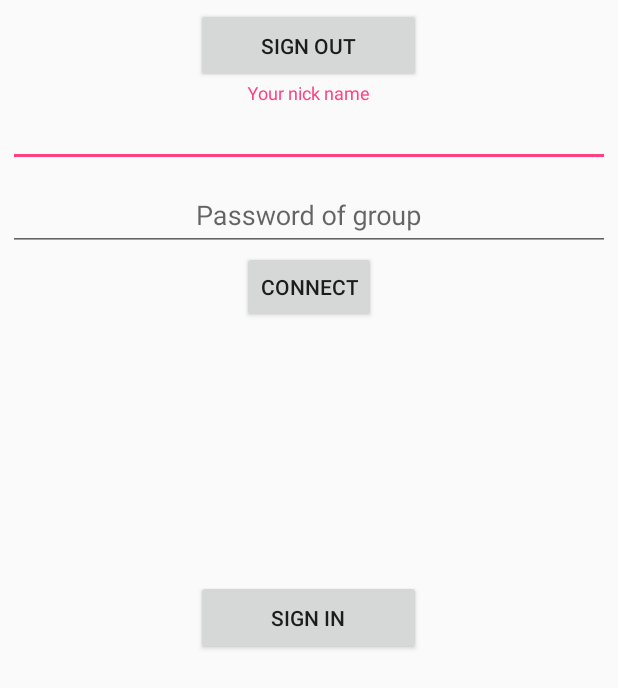
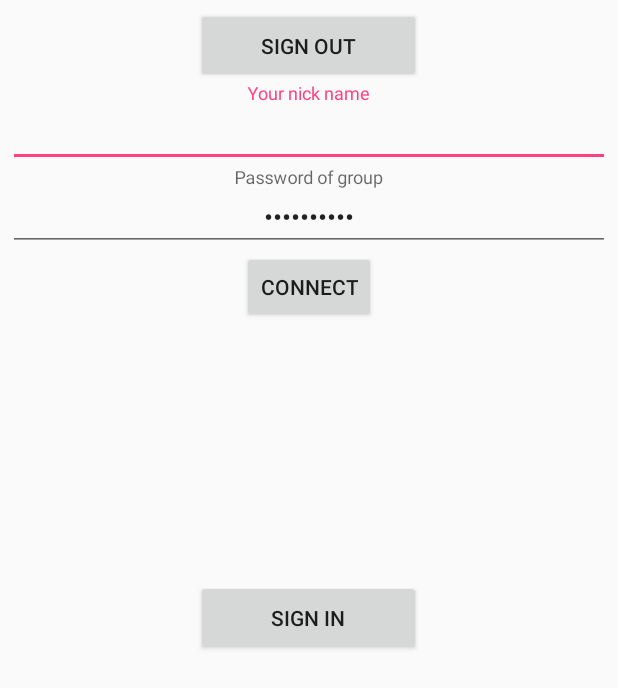
Before and after one commit to zhdanov-ek/teamWar, an Android app: the layout activity_auth.xml on its own in the app's theme, with its tools: preview values and no code run, on a phone screen of 412 x 824 dp. Shown: the top 688 px of the screen. Run offline under Robolectric (Android 15) with nearby library versions, the phone set to English and light mode, and no system bars.

Commit message:
add string resources, fix layout auth

```diff
--- a/app/src/main/res/layout/activity_auth.xml
+++ b/app/src/main/res/layout/activity_auth.xml
@@ -12,7 +12,7 @@
         android:layout_centerHorizontal="true"
         android:layout_centerVertical="true"
         android:layout_gravity="center"
-        android:text="Sign in" />
+        android:text="@string/action_sign_in" />
 
     <ProgressBar
         android:id="@+id/progressBar"
@@ -44,13 +44,13 @@
                     android:id="@+id/btnSignOut"
                     android:layout_width="150dp"
                     android:layout_height="50dp"
-                    android:text="Sign out" />
+                    android:text="@string/action_sign_out" />
 
                 <Button
                     android:id="@+id/btnStopService"
                     android:layout_width="150dp"
                     android:layout_height="50dp"
-                    android:text="Stop service"
+                    android:text="@string/action_disconnect"
                     android:visibility="gone"/>
 
             </LinearLayout>
@@ -65,8 +65,9 @@
                     android:layout_width="match_parent"
                     android:layout_height="wrap_content"
                     android:gravity="center"
-                    android:hint="Your nick name"
-                    android:lines="1" />
+                    android:hint="@string/hint_name"
+                    android:lines="1"
+                    android:maxLength="10"/>
             </android.support.design.widget.TextInputLayout>
 
 
@@ -79,7 +80,9 @@
                     android:layout_width="match_parent"
                     android:layout_height="wrap_content"
                     android:gravity="center"
-                    android:hint="Password of group"
+                    android:hint="@string/hint_pass"
+                    android:inputType="textPassword"
+                    tools:text="mypassword"
                     android:lines="1"
                     android:maxLength="10" />
             </android.support.design.widget.TextInputLayout>
@@ -89,8 +92,7 @@
                 android:layout_width="wrap_content"
                 android:layout_height="wrap_content"
                 android:layout_gravity="center_horizontal"
-                android:text="Connect" />
-
+                android:text="@string/action_connect" />
 
         </LinearLayout>
     </ScrollView>
--- a/app/src/main/res/values/strings.xml
+++ b/app/src/main/res/values/strings.xml
@@ -7,6 +7,15 @@
 
     <string name="permission_location_not_granded">No permissions for use locales</string>
 
+    <string name="action_connect">Connect</string>
+    <string name="action_to_map">To map</string>
+    <string name="action_sign_in">Sign in</string>
+    <string name="action_sign_out">Sign out</string>
+    <string name="action_disconnect">Disconnect</string>
     <string name="action_settings">Settings</string>
+
+    <string name="hint_name">Your nick name</string>
+    <string name="hint_pass">Password of group</string>
+
     <string name="title_activity_maps">Map</string>
 </resources>
```
Also changed, not shown: app/src/main/java/com/example/gek/teamwar/AuthActivity.java (+7 -4 lines).
